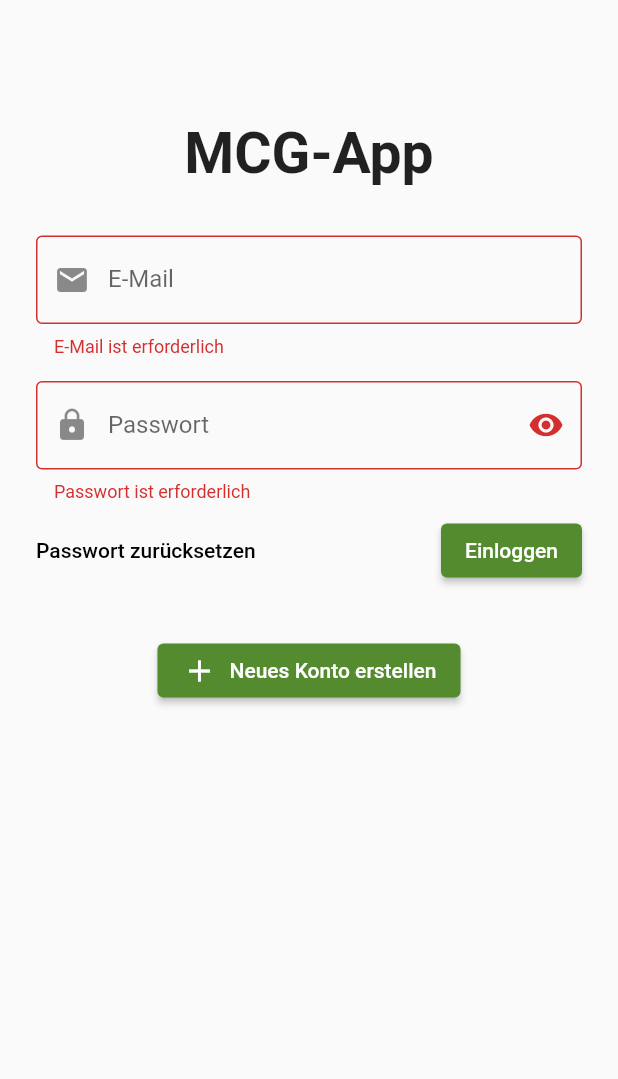
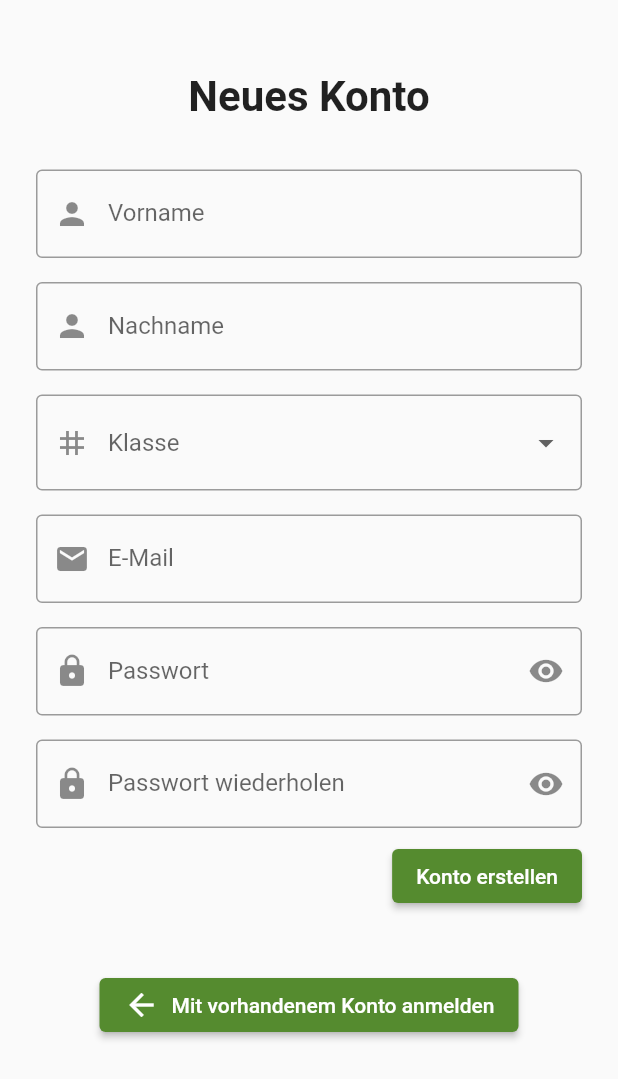
Before and after one commit to MCG-Dallgow/MCG-App, a Flutter app: the SignInScreen screen opened by its route, after a tap on "Einloggen", after a tap on "Neues Konto erstellen", on a phone screen of 412 x 824 dp. Shown: the top 1079 px of the screen. Run offline on Flutter 3.47's test engine with Material 2 defaults, Android fonts, the phone set to English and light mode, and no system bars; our stand-ins replace dio, firebase_auth, firebase_core, flutter_speed_dial, flutter_svg, shared_preferences; accounts and stored records are empty.

Commit message:
Account creation and user sign-in with Firebase Auth

```diff
--- /dev/null
+++ b/lib/classes/group.dart
@@ -0,0 +1,30 @@
+enum Group {
+  class7a('7a'),
+  class7b('7b'),
+  class7c('7c'),
+  class7d('7d'),
+  class7e('7e'),
+  class8a('8a'),
+  class8b('8b'),
+  class8c('8c'),
+  class8d('8d'),
+  class8e('8e'),
+  class9a('9a'),
+  class9b('9b'),
+  class9c('9c'),
+  class9d('9d'),
+  class9e('9e'),
+  class10a('10a'),
+  class10b('10b'),
+  class10c('10c'),
+  class10d('10d'),
+  class10e('10e'),
+  class11_1('11-1'),
+  class11_2('11-2'),
+  class11_3('11-3'),
+  class11_4('11-4'),
+  class11_5('11-5');
+
+  const Group(this.name);
+  final String name;
+}
--- a/lib/screens/auth/signin_screen.dart
+++ b/lib/screens/auth/signin_screen.dart
@@ -1,5 +1,11 @@
+import 'package:firebase_auth/firebase_auth.dart';
 import 'package:flutter/material.dart';
 import 'package:mcgapp/main.dart';
+import 'package:mcgapp/screens/auth/signup_screen.dart';
+import 'package:mcgapp/screens/home_screen.dart';
+import 'package:mcgapp/widgets/text_fields.dart';
+
+import '../../logic/auth.dart';
 
 class SignInScreen extends StatefulWidget {
   const SignInScreen({Key? key}) : super(key: key);
@@ -10,28 +16,19 @@ class SignInScreen extends StatefulWidget {
   State<SignInScreen> createState() => _SignInScreenState();
 }
 
-String? validateEmail(String? value) {
-  String pattern = r"^[a-zA-Z0-9.!#$%&'*+/=?^_`{|}~-]+@[a-zA-Z0-9](?:[a-zA-Z0-9-]"
-      r"{0,253}[a-zA-Z0-9])?(?:\.[a-zA-Z0-9](?:[a-zA-Z0-9-]"
-      r"{0,253}[a-zA-Z0-9])?)*$";
-  RegExp regex = RegExp(pattern);
-  if (value == null || value.isEmpty) {
-    return 'E-Mail ist erforderlich';
-  } else if (!regex.hasMatch(value)) {
-    return 'Gib eine gültige E-Mail-Adresse ein';
-  } else {
-    return null;
-  }
-}
-
 class _SignInScreenState extends State<SignInScreen> {
   final _formKey = GlobalKey<FormState>();
 
-  bool passwordObscured = true;
+  final TextEditingController _emailController = TextEditingController();
+  final TextEditingController _passwordController = TextEditingController();
+
+  String _firebaseMessage = '';
 
   @override
-  void initState() {
-    super.initState();
+  void dispose() {
+    _emailController.dispose();
+    _passwordController.dispose();
+    super.dispose();
   }
 
   @override
@@ -51,64 +48,60 @@ class _SignInScreenState extends State<SignInScreen> {
                     fontSize: 38,
                     fontWeight: FontWeight.bold,
                   ),
-              )),
                 ),
-            Padding(
-              padding: const EdgeInsets.symmetric(vertical: 8),
-              child: TextFormField(
-                decoration: const InputDecoration(
-                  border: OutlineInputBorder(),
-                  labelText: 'E-Mail',
-                  prefixIcon: Icon(Icons.email),
-                ),
-                validator: (value) => validateEmail(value),
               ),
             ),
             Padding(
               padding: const EdgeInsets.symmetric(vertical: 8),
-              child: TextFormField(
-                obscureText: passwordObscured,
-                enableSuggestions: false,
-                autocorrect: false,
-                decoration: InputDecoration(
-                  border: const OutlineInputBorder(),
-                  labelText: 'Passwort',
-                  prefixIcon: const Icon(Icons.lock),
-                  suffixIcon: IconButton(
-                    icon: Icon(passwordObscured ? Icons.visibility : Icons.visibility_off),
-                    onPressed: () => setState(() {
-                      passwordObscured = !passwordObscured;
-                    }),
-                  ),
-                ),
-                validator: (String? value) {
-                  if ((value ?? '').trim().isEmpty) {
-                    return 'Passwort ist erforderlich';
-                  }
-                  return null;
-                },
-              ),
+              child: EmailField(controller: _emailController),
             ),
             Padding(
-              padding: const EdgeInsets.only(), //only(bottom: 16),
-              child: Row(
+              padding: const EdgeInsets.symmetric(vertical: 8),
+              child: PasswordField(controller: _passwordController),
+            ),
+            Row(
               mainAxisAlignment: MainAxisAlignment.spaceBetween,
               children: [
                 TextButton(
                   style: ButtonStyle(padding: MaterialStateProperty.all<EdgeInsets>(const EdgeInsets.only())),
                   child: Text(
                     'Passwort zurücksetzen',
-                      style: TextStyle(color: themeManager.colorStroke),
+                    style: TextStyle(color: Theme.of(context).textTheme.bodyMedium?.color ?? themeManager.colorStroke),
                   ),
                   onPressed: () {},
                 ),
                 ElevatedButton(
                   child: const Text('Einloggen'),
-                    onPressed: () {
-                      if (_formKey.currentState?.validate() ?? false) {}
+                  onPressed: () async {
+                    setState(() {
+                      _firebaseMessage = '';
+                    });
+
+                    if (_formKey.currentState?.validate() ?? false) {
+                      dynamic response = await Auth().handleSignInWithEmailAndPassword(
+                          _emailController.text.trim(), _passwordController.text.trim());
+
+                      if (!mounted) return;
+
+                      if (response is String) {
+                        setState(() {
+                          _firebaseMessage = response;
+                        });
+                      } else if (response is User) {
+                        Navigator.pushNamedAndRemoveUntil(context, HomeScreen.routeName, (route) => false);
+                      }
+                    }
                   },
                 )
               ],
+            ),
+            Center(
+              child: Padding(
+                padding: const EdgeInsets.only(top: 16),
+                child: Text(
+                  _firebaseMessage,
+                  style: TextStyle(color: Theme.of(context).errorColor, fontSize: 12),
+                ),
               ),
             ),
             Center(
@@ -122,7 +115,12 @@ class _SignInScreenState extends State<SignInScreen> {
                     ),
                     Text('Neues Konto erstellen'),
                   ]),
-                  onPressed: () {},
+                  onPressed: () {
+                    Navigator.pushNamed(
+                      context,
+                      SignUpScreen.routeName,
+                    );
+                  },
                 ),
               ),
             ),
--- /dev/null
+++ b/lib/screens/auth/signup_screen.dart
@@ -0,0 +1,126 @@
+import 'package:firebase_auth/firebase_auth.dart';
+import 'package:flutter/material.dart';
+import 'package:mcgapp/logic/auth.dart';
+
+import '../../widgets/text_fields.dart';
+import '../home_screen.dart';
+
+class SignUpScreen extends StatefulWidget {
+  const SignUpScreen({Key? key}) : super(key: key);
+
+  static const routeName = '/signin/signup';
+
+  @override
+  State<SignUpScreen> createState() => _SignUpScreenState();
+}
+
+class _SignUpScreenState extends State<SignUpScreen> {
+  final _formKey = GlobalKey<FormState>();
+
+  final TextEditingController _emailController = TextEditingController();
+  final TextEditingController _passwordController = TextEditingController();
+
+  String _firebaseMessage = '';
+
+  @override
+  Widget build(BuildContext context) {
+    return Scaffold(
+      body: Form(
+        key: _formKey,
+        child: ListView(
+          padding: const EdgeInsets.symmetric(horizontal: 24, vertical: 16),
+          children: [
+            const Padding(
+              padding: EdgeInsets.only(top: 32, bottom: 24),
+              child: Center(
+                child: Text(
+                  'Neues Konto',
+                  style: TextStyle(
+                    fontSize: 28,
+                    fontWeight: FontWeight.bold,
+                  ),
+                ),
+              ),
+            ),
+            const Padding(
+              padding: EdgeInsets.symmetric(vertical: 8),
+              child: NameField(type: 'Vorname'),
+            ),
+            const Padding(
+              padding: EdgeInsets.symmetric(vertical: 8),
+              child: NameField(type: 'Nachname'),
+            ),
+            const Padding(
+              padding: EdgeInsets.symmetric(vertical: 8),
+              child: ClassField(),
+            ),
+            Padding(
+              padding: const EdgeInsets.symmetric(vertical: 8),
+              child: EmailField(controller: _emailController),
+            ),
+            Padding(
+              padding: const EdgeInsets.symmetric(vertical: 8),
+              child: PasswordField(controller: _passwordController),
+            ),
+            Padding(
+              padding: const EdgeInsets.symmetric(vertical: 8),
+              child: PasswordConfirmationField(passwordController: _passwordController),
+            ),
+            Align(
+              alignment: Alignment.centerRight,
+              child: ElevatedButton(
+                child: const Text('Konto erstellen'),
+                onPressed: () async {
+                  setState(() {
+                    _firebaseMessage = '';
+                  });
+
+                  if (_formKey.currentState?.validate() ?? false) {
+                    dynamic response =
+                        await Auth().handleSignUpWithEmailAndPassword(_emailController.text, _passwordController.text);
+
+                    if (!mounted) return;
+
+                    if (response is String) {
+                      setState(() {
+                        _firebaseMessage = response;
+                      });
+                    } else if (response is User) {
+                      Navigator.pushNamedAndRemoveUntil(context, HomeScreen.routeName, (route) => false);
+                    }
+                  }
+                },
+              ),
+            ),
+            Center(
+              child: Padding(
+                padding: const EdgeInsets.only(top: 8),
+                child: Text(
+                  _firebaseMessage,
+                  style: TextStyle(color: Theme.of(context).errorColor, fontSize: 12),
+                ),
+              ),
+            ),
+            Center(
+              child: Padding(
+                padding: const EdgeInsets.only(top: 16),
+                child: ElevatedButton(
+                  child: Row(mainAxisSize: MainAxisSize.min, children: const [
+                    Padding(
+                      padding: EdgeInsets.only(right: 8),
+                      child: Icon(Icons.arrow_back),
+                    ),
+                    Text('Mit vorhandenem Konto anmelden'),
+                  ]),
+                  onPressed: () {
+                    Navigator.pop(context);
+                  },
+                ),
+              ),
+            ),
+          ],
+        ),
+      ),
+    );
+  }
+}
--- /dev/null
+++ b/lib/widgets/text_fields.dart
@@ -0,0 +1,183 @@
+import 'package:flutter/material.dart';
+
+import '../classes/group.dart';
+
+String? _validateEmail(String? value) {
+  String pattern = r"^[a-zA-Z0-9.!#$%&'*+/=?^_`{|}~-]+@[a-zA-Z0-9](?:[a-zA-Z0-9-]"
+      r"{0,253}[a-zA-Z0-9])?(?:\.[a-zA-Z0-9](?:[a-zA-Z0-9-]"
+      r"{0,253}[a-zA-Z0-9])?)*$";
+  RegExp regex = RegExp(pattern);
+  if (value == null || value.trim().isEmpty) {
+    return 'E-Mail ist erforderlich';
+  } else if (!regex.hasMatch(value)) {
+    return 'Gib eine gültige E-Mail-Adresse ein';
+  } else {
+    return null;
+  }
+}
+
+class NameField extends StatelessWidget {
+  const NameField({Key? key, required this.type}) : super(key: key);
+
+  final String type;
+
+  @override
+  Widget build(BuildContext context) {
+    return TextFormField(
+      decoration: InputDecoration(
+        border: const OutlineInputBorder(),
+        labelText: type,
+        prefixIcon: const Icon(Icons.person),
+      ),
+      validator: (String? value) {
+        if (value == null || value.trim().isEmpty) {
+          return '$type ist erforderlich';
+        }
+        return null;
+      },
+    );
+  }
+}
+
+class ClassField extends StatefulWidget {
+  const ClassField({Key? key}) : super(key: key);
+
+  @override
+  State<ClassField> createState() => _ClassFieldState();
+}
+
+class _ClassFieldState extends State<ClassField> {
+  final List<Group> _dropdownItems = Group.values;
+  late Group _dropdownValue;
+  final TextEditingController _controller = TextEditingController();
+
+  @override
+  Widget build(BuildContext context) {
+    return DropdownButtonFormField(
+      decoration: const InputDecoration(
+        border: OutlineInputBorder(),
+        prefixIcon: Icon(Icons.tag),
+      ),
+      hint: const Text('Klasse'),
+      items: _dropdownItems.map((Group value) => DropdownMenuItem<Group>(
+            value: value,
+            child: Text(value.name),
+          )).toList(),
+      onChanged: (Group? newValue) {
+        setState(() {
+          _dropdownValue = newValue ?? _dropdownValue;
+          _controller.text = _dropdownValue.name;
+        });
+      },
+      validator: (Group? value) {
+        if (value == null) {
+          return 'Klasse ist erforderlich';
+        }
+        return null;
+      },
+    );
+  }
+}
+
+class EmailField extends StatelessWidget {
+  const EmailField({Key? key, this.controller}) : super(key: key);
+
+  final TextEditingController? controller;
+
+  @override
+  Widget build(BuildContext context) {
+    return TextFormField(
+      controller: controller,
+      keyboardType: TextInputType.emailAddress,
+      autocorrect: false,
+      decoration: const InputDecoration(
+        border: OutlineInputBorder(),
+        labelText: 'E-Mail',
+        prefixIcon: Icon(Icons.email),
+      ),
+      validator: (value) => _validateEmail(value),
+    );
+  }
+}
+
+class PasswordField extends StatefulWidget {
+  const PasswordField({Key? key, this.controller}) : super(key: key);
+
+  final TextEditingController? controller;
+
+  @override
+  State<PasswordField> createState() => _PasswordFieldState();
+}
+
+class _PasswordFieldState extends State<PasswordField> {
+  bool passwordObscured = true;
+
+  @override
+  Widget build(BuildContext context) {
+    return TextFormField(
+      controller: widget.controller,
+      obscureText: passwordObscured,
+      enableSuggestions: false,
+      autocorrect: false,
+      decoration: InputDecoration(
+        border: const OutlineInputBorder(),
+        labelText: 'Passwort',
+        prefixIcon: const Icon(Icons.lock),
+        suffixIcon: IconButton(
+          icon: Icon(passwordObscured ? Icons.visibility : Icons.visibility_off),
+          onPressed: () => setState(() {
+            passwordObscured = !passwordObscured;
+          }),
+        ),
+      ),
+      validator: (String? value) {
+        if ((value ?? '').trim().isEmpty) {
+          return 'Passwort ist erforderlich';
+        }
+        return null;
+      },
+    );
+  }
+}
+
+class PasswordConfirmationField extends StatefulWidget {
+  const PasswordConfirmationField({Key? key, required this.passwordController}) : super(key: key);
+
+  final TextEditingController passwordController;
+
+  @override
+  State<PasswordConfirmationField> createState() => _PasswordConfirmationFieldState();
+}
+
+class _PasswordConfirmationFieldState extends State<PasswordConfirmationField> {
+  bool passwordObscured = true;
+
+  @override
+  Widget build(BuildContext context) {
+    return TextFormField(
+      obscureText: passwordObscured,
+      enableSuggestions: false,
+      autocorrect: false,
+      decoration: InputDecoration(
+        border: const OutlineInputBorder(),
+        labelText: 'Passwort wiederholen',
+        prefixIcon: const Icon(Icons.lock),
+        suffixIcon: IconButton(
+          icon: Icon(passwordObscured ? Icons.visibility : Icons.visibility_off),
+          onPressed: () => setState(() {
+            passwordObscured = !passwordObscured;
+          }),
+        ),
+      ),
+      validator: (String? value) {
+        if ((value ?? '').trim().isEmpty) {
+          return 'Passwort ist erforderlich';
+        }
+        if (value != widget.passwordController.text) {
+          return 'Passwort stimmt nicht überein';
+        }
+        return null;
+      },
+    );
+  }
+}
```
Also changed, not shown: lib/classes/user.dart (added, +10 -0 lines), lib/logic/auth.dart (added, +35 -0 lines), lib/main.dart (+11 -4 lines), lib/widgets/drawer.dart (+19 -9 lines). Lines whose indentation alone changed are shown as unchanged.
